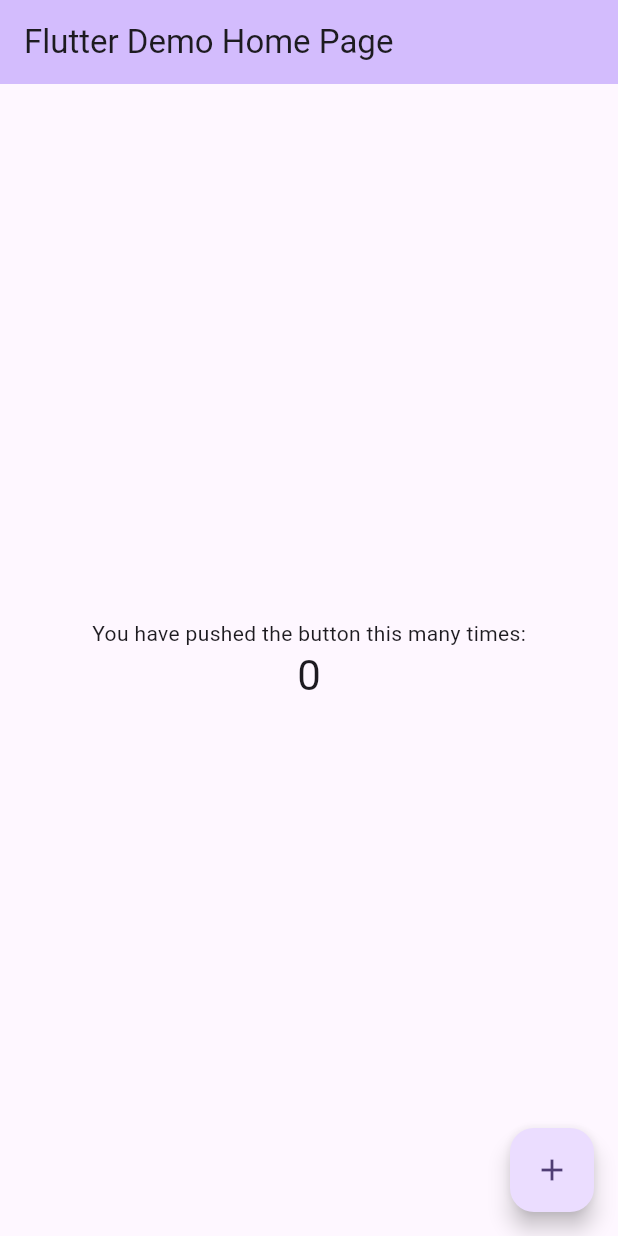
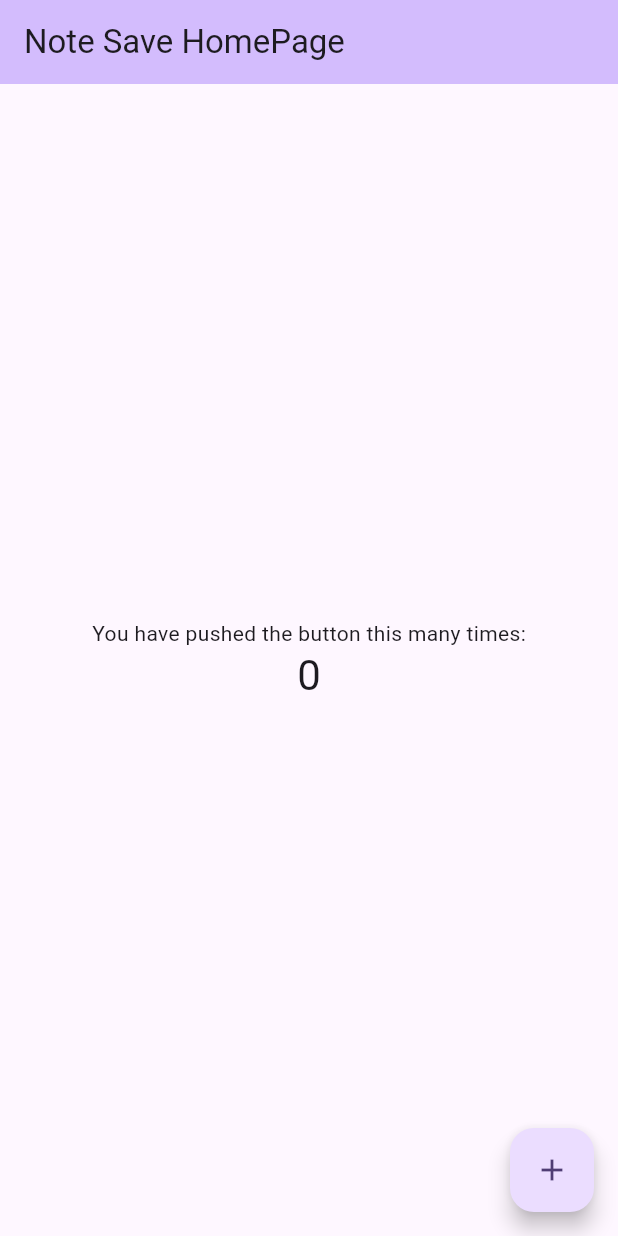
Before and after one commit to Dyadee/notesave, a Flutter app: the screen it shows after launch, on a phone screen of 412 x 824 dp. Run offline on Flutter 3.47's test engine with Material 3 defaults, Android fonts, the phone set to English and light mode, and no system bars.

Commit message:
add required packages

```diff
--- a/lib/main.dart
+++ b/lib/main.dart
@@ -10,12 +10,12 @@ class MyApp extends StatelessWidget {
   @override
   Widget build(BuildContext context) {
     return MaterialApp(
-      title: 'Flutter Demo',
+      title: 'Note Save',
       theme: ThemeData(
         colorScheme: ColorScheme.fromSeed(seedColor: Colors.deepPurple),
         useMaterial3: true,
       ),
-      home: const HomePage(title: 'Flutter Demo Home Page'),
+      home: const HomePage(title: 'Note Save HomePage'),
     );
   }
 }
--- a/pubspec.yaml
+++ b/pubspec.yaml
@@ -35,6 +35,10 @@ dependencies:
   # The following adds the Cupertino Icons font to your application.
   # Use with the CupertinoIcons class for iOS style icons.
   cupertino_icons: ^1.0.2
+  flutter_bloc: ^8.1.3
+  freezed: ^2.4.6
+  shared_preferences: ^2.2.2
+  http: ^1.1.2
 
 dev_dependencies:
   flutter_test:
@@ -45,7 +49,7 @@ dev_dependencies:
   # activated in the `analysis_options.yaml` file located at the root of your
   # package. See that file for information about deactivating specific lint
   # rules and activating additional ones.
-  flutter_lints: ^2.0.0
+  flutter_lints: ^3.0.1
 
 # For information on the generic Dart part of this file, see the
 # following page: https://dart.dev/tools/pub/pubspec
```
Also changed, not shown: pubspec.lock, 7 other files.
